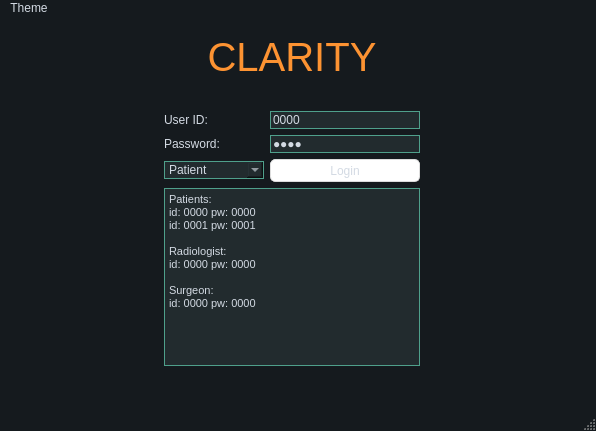
Old version of the form UI/ui_main_window.ui in the repository nilsgehlin/team-dft.
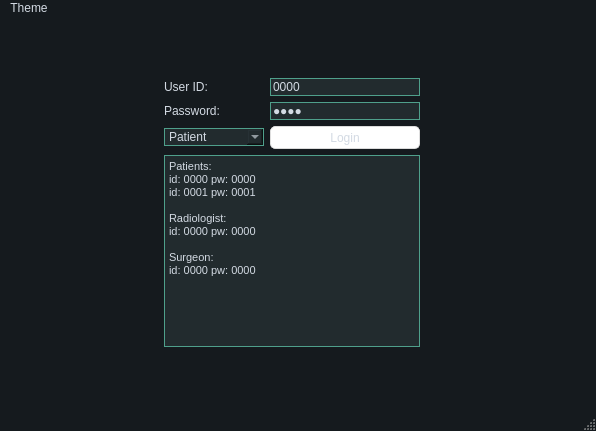
New version of the form. Icons and pictures are not drawn.

Commit message: UI + engine functionality; Locked for bazaar;

What changed in the file:
```diff
--- a/UI/ui_main_window.ui
+++ b/UI/ui_main_window.ui
@@ -577,114 +577,7 @@
       </property>
       <widget class="QWidget" name="page_login">
        <layout class="QGridLayout" name="gridLayout_2">
-        <item row="8" column="1">
-         <spacer name="verticalSpacer_2">
-          <property name="orientation">
-           <enum>Qt::Vertical</enum>
-          </property>
-          <property name="sizeHint" stdset="0">
-           <size>
-            <width>20</width>
-            <height>40</height>
-           </size>
-          </property>
-         </spacer>
-        </item>
-        <item row="7" column="3">
-         <spacer name="horizontalSpacer_2">
-          <property name="orientation">
-           <enum>Qt::Horizontal</enum>
-          </property>
-          <property name="sizeHint" stdset="0">
-           <size>
-            <width>40</width>
-            <height>20</height>
-           </size>
-          </property>
-         </spacer>
-        </item>
-        <item row="5" column="0">
-         <spacer name="horizontalSpacer">
-          <property name="orientation">
-           <enum>Qt::Horizontal</enum>
-          </property>
-          <property name="sizeHint" stdset="0">
-           <size>
-            <width>40</width>
-            <height>20</height>
-           </size>
-          </property>
-         </spacer>
-        </item>
-        <item row="4" column="1">
-         <widget class="QLabel" name="label_2">
-          <property name="text">
-           <string>Password:</string>
-          </property>
-         </widget>
-        </item>
-        <item row="5" column="2">
-         <widget class="QToolButton" name="page_login_button_login">
-          <property name="maximumSize">
-           <size>
-            <width>200</width>
-            <height>16777215</height>
-           </size>
-          </property>
-          <property name="text">
-           <string>Login</string>
-          </property>
-          <property name="icon">
-           <iconset>
-            <normaloff>icons/unlock.png</normaloff>icons/unlock.png</iconset>
-          </property>
-          <property name="toolButtonStyle">
-           <enum>Qt::ToolButtonTextUnderIcon</enum>
-          </property>
-         </widget>
-        </item>
-        <item row="3" column="2">
-         <widget class="QLineEdit" name="page_login_insert_id">
-          <property name="maximumSize">
-           <size>
-            <width>200</width>
-            <height>16777215</height>
-           </size>
-          </property>
-          <property name="text">
-           <string>0000</string>
-          </property>
-          <property name="placeholderText">
-           <string>ID</string>
-          </property>
-         </widget>
-        </item>
-        <item row="5" column="1">
-         <widget class="QComboBox" name="page_login_combobox_user_type">
-          <property name="minimumSize">
-           <size>
-            <width>100</width>
-            <height>0</height>
-           </size>
-          </property>
-          <item>
-           <property name="text">
-            <string>Patient</string>
-           </property>
-          </item>
-          <item>
-           <property name="text">
-            <string>Radiologist</string>
-           </property>
-          </item>
-          <item>
-           <property name="text">
-            <string>Surgeon</string>
-           </property>
-          </item>
-         </widget>
-        </item>
-        <item row="7" column="1" colspan="2">
+        <item row="6" column="1" colspan="2">
          <widget class="QTextEdit" name="textEdit">
           <property name="html">
            <string>&lt;!DOCTYPE HTML PUBLIC &quot;-//W3C//DTD HTML 4.0//EN&quot; &quot;http://www.w3.org/TR/REC-html40/strict.dtd&quot;&gt;
@@ -703,27 +596,7 @@
           </property>
          </widget>
         </item>
-        <item row="3" column="1">
-         <widget class="QLabel" name="label">
-          <property name="text">
-           <string>User ID:</string>
-          </property>
-         </widget>
-        </item>
-        <item row="1" column="1" colspan="4">
-         <spacer name="verticalSpacer">
-          <property name="orientation">
-           <enum>Qt::Vertical</enum>
-          </property>
-          <property name="sizeHint" stdset="0">
-           <size>
-            <width>20</width>
-            <height>40</height>
-           </size>
-          </property>
-         </spacer>
-        </item>
-        <item row="4" column="2">
+        <item row="3" column="2">
          <widget class="QLineEdit" name="page_login_insert_password">
           <property name="maximumSize">
            <size>
@@ -745,17 +618,130 @@
           </property>
          </widget>
         </item>
-        <item row="0" column="1" colspan="2">
-         <widget class="QLabel" name="label_3">
-          <property name="styleSheet">
-           <string notr="true">color: rgb(253, 147, 50);
-font: 30pt;</string>
+        <item row="6" column="3">
+         <spacer name="horizontalSpacer_2">
+          <property name="orientation">
+           <enum>Qt::Horizontal</enum>
           </property>
+          <property name="sizeHint" stdset="0">
+           <size>
+            <width>40</width>
+            <height>20</height>
+           </size>
+          </property>
+         </spacer>
+        </item>
+        <item row="7" column="1">
+         <spacer name="verticalSpacer_2">
+          <property name="orientation">
+           <enum>Qt::Vertical</enum>
+          </property>
+          <property name="sizeHint" stdset="0">
+           <size>
+            <width>20</width>
+            <height>40</height>
+           </size>
+          </property>
+         </spacer>
+        </item>
+        <item row="4" column="1">
+         <widget class="QComboBox" name="page_login_combobox_user_type">
+          <property name="minimumSize">
+           <size>
+            <width>100</width>
+            <height>0</height>
+           </size>
+          </property>
+          <item>
+           <property name="text">
+            <string>Patient</string>
+           </property>
+          </item>
+          <item>
+           <property name="text">
+            <string>Radiologist</string>
+           </property>
+          </item>
+          <item>
+           <property name="text">
+            <string>Surgeon</string>
+           </property>
+          </item>
+         </widget>
+        </item>
+        <item row="0" column="1" colspan="4">
+         <spacer name="verticalSpacer">
+          <property name="orientation">
+           <enum>Qt::Vertical</enum>
+          </property>
+          <property name="sizeHint" stdset="0">
+           <size>
+            <width>20</width>
+            <height>40</height>
+           </size>
+          </property>
+         </spacer>
+        </item>
+        <item row="2" column="1">
+         <widget class="QLabel" name="label">
           <property name="text">
-           <string>CLARITY</string>
+           <string>User ID:</string>
           </property>
-          <property name="alignment">
-           <set>Qt::AlignCenter</set>
+         </widget>
+        </item>
+        <item row="4" column="0">
+         <spacer name="horizontalSpacer">
+          <property name="orientation">
+           <enum>Qt::Horizontal</enum>
+          </property>
+          <property name="sizeHint" stdset="0">
+           <size>
+            <width>40</width>
+            <height>20</height>
+           </size>
+          </property>
+         </spacer>
+        </item>
+        <item row="3" column="1">
+         <widget class="QLabel" name="label_2">
+          <property name="text">
+           <string>Password:</string>
+          </property>
+         </widget>
+        </item>
+        <item row="4" column="2">
+         <widget class="QToolButton" name="page_login_button_login">
+          <property name="maximumSize">
+           <size>
+            <width>200</width>
+            <height>16777215</height>
+           </size>
+          </property>
+          <property name="text">
+           <string>Login</string>
+          </property>
+          <property name="icon">
+           <iconset>
+            <normaloff>icons/unlock.png</normaloff>icons/unlock.png</iconset>
+          </property>
+          <property name="toolButtonStyle">
+           <enum>Qt::ToolButtonTextUnderIcon</enum>
+          </property>
+         </widget>
+        </item>
+        <item row="2" column="2">
+         <widget class="QLineEdit" name="page_login_insert_id">
+          <property name="maximumSize">
+           <size>
+            <width>200</width>
+            <height>16777215</height>
+           </size>
+          </property>
+          <property name="text">
+           <string>0000</string>
+          </property>
+          <property name="placeholderText">
+           <string>ID</string>
           </property>
          </widget>
         </item>
```
Left out of the diff: 2 changed lines with no effect on the pictures. The commit also changes 7 other files.
